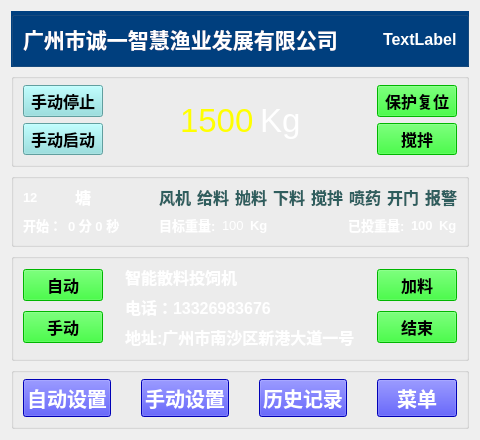
First picture: the form in chengyi_Qt4linux/widget.ui, repository wsh01/batch-feeder, before the edit.
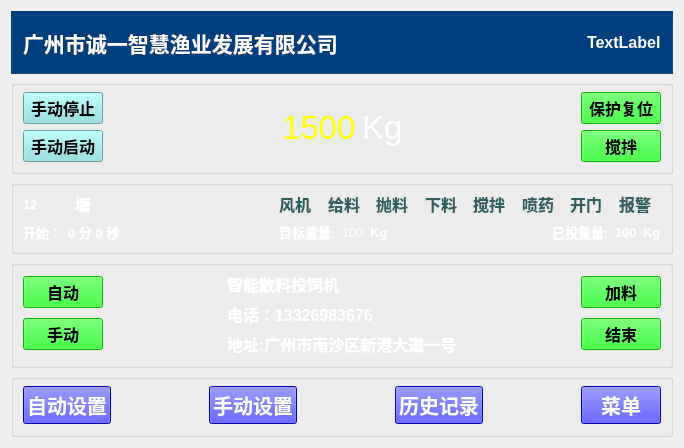
Second picture: the form after the edit.

Patch:
```diff
--- a/chengyi_Qt4linux/widget.ui
+++ b/chengyi_Qt4linux/widget.ui
@@ -6,8 +6,8 @@
    <rect>
     <x>0</x>
     <y>0</y>
-    <width>480</width>
-    <height>272</height>
+    <width>684</width>
+    <height>448</height>
    </rect>
   </property>
   <property name="font">
```
Left out of the diff: 6 changed lines with no effect on the pictures.
